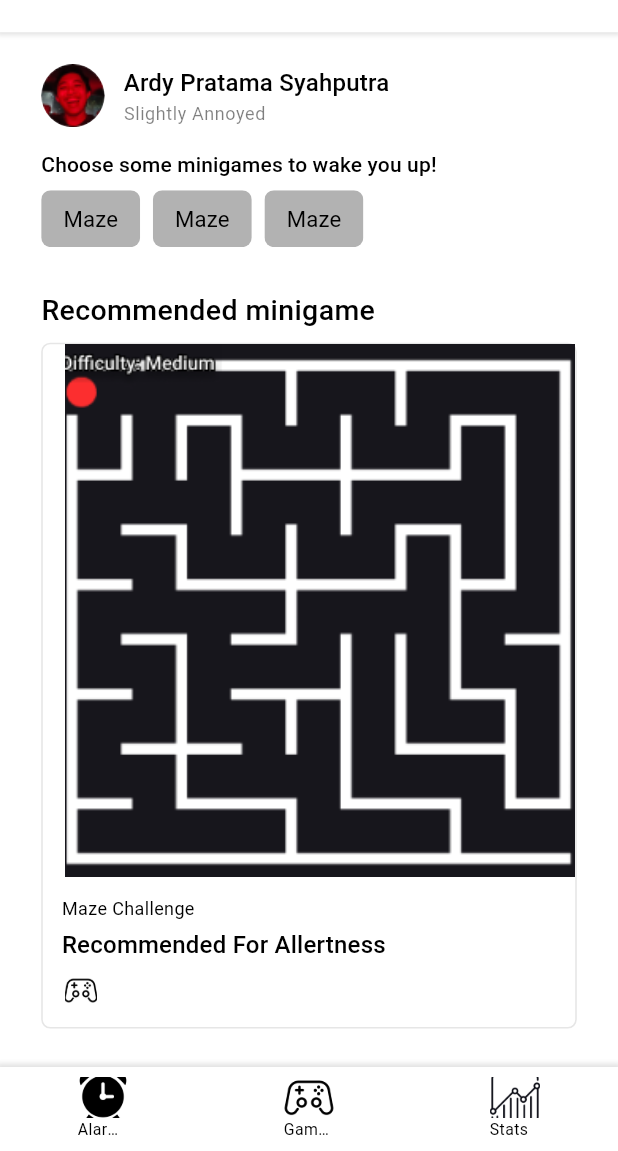
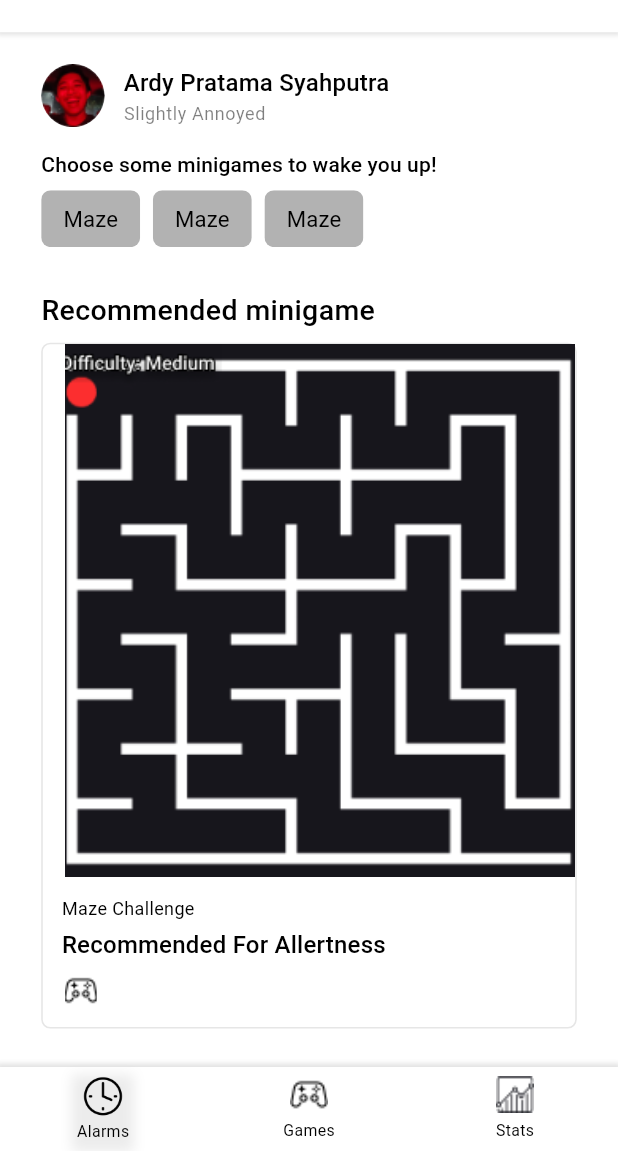
Before and after one commit to Prasyah/annoying-alarm, a Flutter app: the AppNavigationScreen screen opened by its route, after a tap on "Home", on a phone screen of 412 x 824 dp, the part 85-1236 px from its top. Run offline on Flutter 3.47's test engine with Material 3 defaults, Android fonts, the light colour scheme and no system bars; our stand-ins replace cached_network_image, equatable, flutter_bloc, flutter_svg, shared_preferences; accounts and stored records are empty.

Commit message:
pembenahan appbar

```diff
--- a/lib/localization/en_us/en-us_translations.dart
+++ b/lib/localization/en_us/en-us_translations.dart
@@ -1,3 +1,5 @@
 final Map<String, String> enUs = {
-
+  "lbl_alarms"    : "Alarms",
+  "lbl_games"     : "Games",
+  "lbl_stats"     : "Stats"
 };
--- a/lib/ui/app navigation screen/app_navigation_screen.dart
+++ b/lib/ui/app navigation screen/app_navigation_screen.dart
@@ -25,14 +25,14 @@ class AppNavigationScreen extends StatelessWidget {
           child: Scaffold(
             backgroundColor: const Color(0xFFFFFFFF),
             body: SizedBox(
-              width: 375.0, // Replace 375.h with standard double value if not using .h extension
+              width: 375.h,
               child: Column(
                 children: [
                   Container(
                     decoration: const BoxDecoration(color: Color(0xFFFFFFFF)),
                     child: const Column(
                       children: [
-                        const SizedBox(height: 10.0), // Replace 10.h with standard double value
+                        SizedBox(height: 10.0),
                         Padding(
                           padding: EdgeInsets.symmetric(horizontal: 20.0),
                           child: Text(
@@ -40,7 +40,7 @@ class AppNavigationScreen extends StatelessWidget {
                             textAlign: TextAlign.center,
                             style: TextStyle(
                               color: Color(0xFF000000),
-                              fontSize: 20.0, // Replace 20.fSize with standard double value
+                              fontSize: 20.0,
                               fontFamily: 'Roboto',
                               fontWeight: FontWeight.w400,
                             ),
--- a/lib/ui/home screen/bloc/home_bloc.dart
+++ b/lib/ui/home screen/bloc/home_bloc.dart
@@ -15,18 +15,21 @@ class HomeBloc extends Bloc<HomeEvent, HomeState> {
     on<UpdateChipViewEvent>(_updateChipView);
   }
 
-  _onInitialize(
+   _onInitialize(
     HomeInitialEvent event,
     Emitter<HomeState> emit,
   ) async {
-    emit(
-      state.copyWith(
-        homeInitialModelObj: state.homeInitialModelObj?.copyWith(
-          homeOneItemList: fillHomeOneItemList(),
-          minigameselectionItemList: fillMinigameselectionItemList(),
-        ),
-      ),
+    // Prepare the initialized model with the lists
+    final initializedModel = state.homeInitialModelObj?.copyWith(
+      homeOneItemList: fillHomeOneItemList(),
+      minigameselectionItemList: fillMinigameselectionItemList(),
     );
+
+    // Debug log to verify list initialization
+    print(initializedModel?.minigameselectionItemList.map((item) => item.chipThree).toList());
+
+    // Emit the updated state with the initialized model
+    emit(state.copyWith(homeInitialModelObj: initializedModel));
   }
 
   _updateChipView(
--- a/lib/ui/home screen/models/minigameselection_item_model.dart
+++ b/lib/ui/home screen/models/minigameselection_item_model.dart
@@ -2,16 +2,15 @@ import 'package:equatable/equatable.dart';
 
 // ignore_for_file: must_be_immutable
 class MinigameselectionItemModel extends Equatable {
-  MinigameselectionItemModel(
-        {this.chipThree, this.chipThree1, this.isSelected}) {
-      chipThree = chipThree ?? "Maze";
-      chipThree1 = chipThree1 ?? "Maze";
-      isSelected = isSelected ?? false;
-    }
+  final String? chipThree;
+  final String? chipThree1;
+  final bool? isSelected;
 
-  String? chipThree;
-  String? chipThree1;
-  bool? isSelected;
+  MinigameselectionItemModel({
+    this.chipThree = "Maze", // Default value
+    this.chipThree1 = "Maze", // Default value
+    this.isSelected = false, // Default value
+  });
 
   MinigameselectionItemModel copyWith({
     String? chipThree,
--- a/lib/ui/home screen/widgets/minigameselection_item_widget.dart
+++ b/lib/ui/home screen/widgets/minigameselection_item_widget.dart
@@ -22,7 +22,7 @@ class MinigameselectionItemWidget extends StatelessWidget {
       showCheckmark: false,
       labelPadding: EdgeInsets.zero,
       label: Text(
-        minigameselectionItemModelObj.chipThree1!,
+        minigameselectionItemModelObj.chipThree1 ?? '',
         style: TextStyle(
           color: theme.colorScheme.primary,
           fontSize: 14.fSize,
--- a/lib/widgets/custom_bottom_bar.dart
+++ b/lib/widgets/custom_bottom_bar.dart
@@ -21,19 +21,19 @@ class CustomBottomBarState extends State<CustomBottomBar> {
     BottomMenuModel(
       icon: ImageConstant.imgIconBarMenuAlarm,
       activeIcon: ImageConstant.imgIconBarMenuAlarm,
-      title: "Alarms",
+      title: "lbl_alarms".tr,
       type: BottomBarEnum.Alarms,
     ),
     BottomMenuModel(
       icon: ImageConstant.imgIconBarMenuGame,
       activeIcon: ImageConstant.imgIconBarMenuGame,
-      title: "Games",
+      title: "lbl_games".tr,
       type: BottomBarEnum.Games,
     ),
     BottomMenuModel(
       icon: ImageConstant.imgIconBarStat,
       activeIcon: ImageConstant.imgIconBarStat,
-      title: "Stats",
+      title: "lbl_stats".tr,
       type: BottomBarEnum.Stats
     )
   ];
@@ -63,27 +63,65 @@ class CustomBottomBarState extends State<CustomBottomBar> {
         items: List.generate(bottomMenuList.length, (index) {
           return BottomNavigationBarItem(
             icon: SizedBox(
-              width: 32.h,
+              width: 34.h,
+              child: SizedBox(
+                width: 34.h,
                 child: Column(
                   mainAxisSize: MainAxisSize.min,
                   crossAxisAlignment: CrossAxisAlignment.center,
                   children: [
                     CustomImageView(
-                    imagePath: bottomMenuList[index].icon,
-                    height: 26.h,
-                    width: double.maxFinite,
+                      imagePath: bottomMenuList[index].activeIcon,
+                      height: 24.h,
+                      width: 24.h,
+                      fit: BoxFit.contain,
                     ),
-                  SizedBox(
-                    width: double.maxFinite,
-                    child: Text(
+                    SizedBox(height: 4.h), // Spacing between icon and text
+                    Text(
                       bottomMenuList[index].title ?? "",
                       overflow: TextOverflow.ellipsis,
                       style: CustomTextStyle.bodySmallPrimary.copyWith(
-                        color: Color(0xFF000000),
+                        color: Color(0XFF000000),
                       ),
-                    )
-                  )
+                    ),
                   ],
+                ),
+              ),
+            ),
+            activeIcon: Container(
+              decoration: BoxDecoration(
+                color: Colors.transparent,
+                boxShadow: [
+                  BoxShadow(
+                    color: Colors.grey.withOpacity(0.2), // Shadow color
+                    spreadRadius: 3, // Spread radius for the shadow
+                    blurRadius: 6,   // Blur radius for smooth shadow
+                    offset: Offset(0, 3), // Position of shadow (x, y)
+                  ),
+                ],
+              ),
+              child: SizedBox(
+                width: 34.h,
+                child: Column(
+                  mainAxisSize: MainAxisSize.min,
+                  crossAxisAlignment: CrossAxisAlignment.center,
+                  children: [
+                    CustomImageView(
+                      imagePath: bottomMenuList[index].activeIcon,
+                      height: 27.h,
+                      width: 27.h,
+                      fit: BoxFit.contain,
+                    ),
+                    SizedBox(height: 2.h), // Spacing between icon and text
+                    Text(
+                      bottomMenuList[index].title ?? "",
+                      overflow: TextOverflow.ellipsis,
+                      style: CustomTextStyle.bodySmallPrimary.copyWith(
+                        color: Color(0XFF000000),
+                      ),
+                    ),
+                  ],
+                ),
               ),
             ),
             label: '',
```
Also changed, not shown: assets/images/icon_alarm.png, assets/images/icon_gamepad.png, assets/images/icon_pauseRessume.png, assets/images/icon_stat.png. Lines whose indentation alone changed are shown as unchanged.
